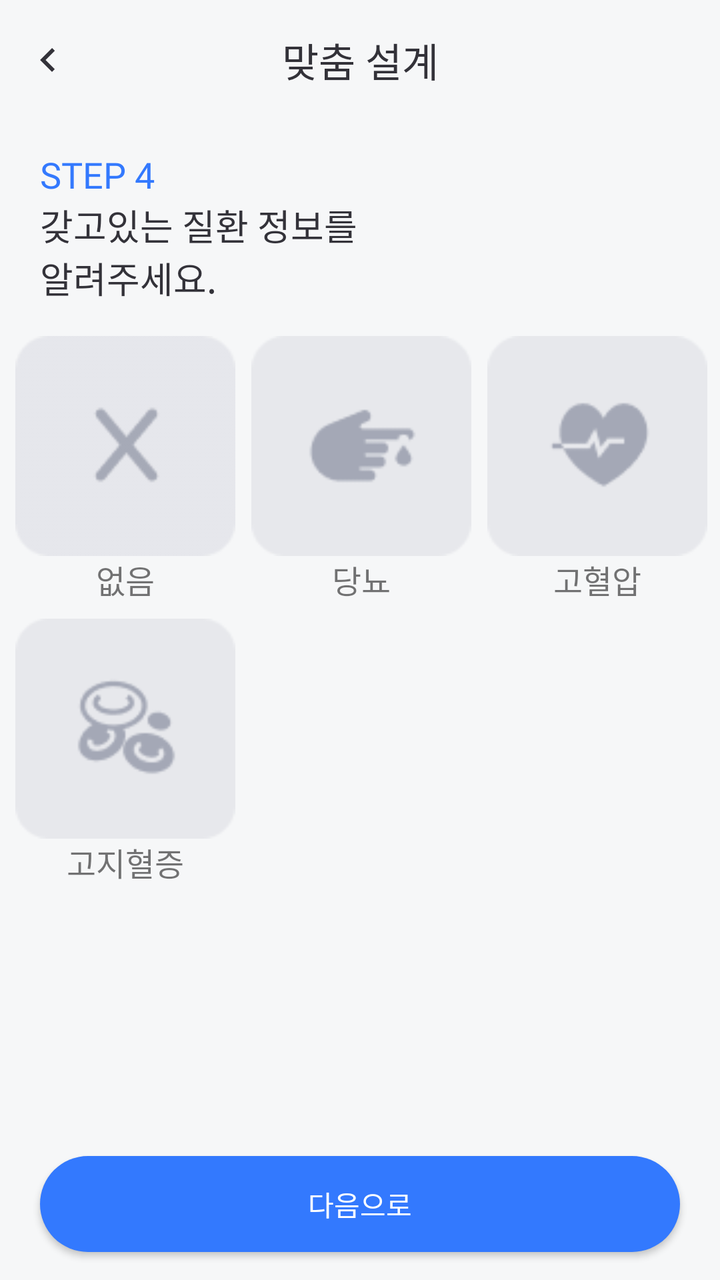
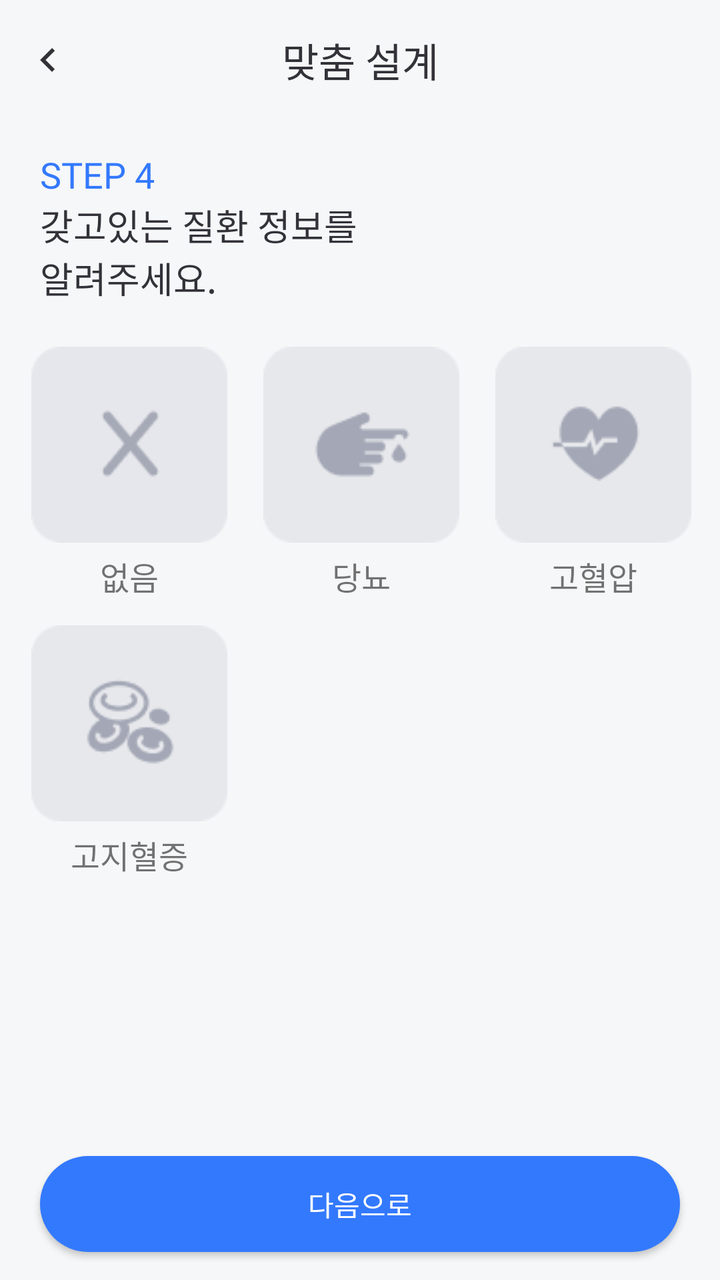

Before-and-after screenshots of an Android layout around one commit, followed by the original layout XML and the change that was made.
<!-- AndroidManifest.xml: application theme Theme.BeYourEyes -->
<!-- res/layout/activity_onboarding.xml -->
<?xml version="1.0" encoding="utf-8"?>
<androidx.constraintlayout.widget.ConstraintLayout xmlns:android="http://schemas.android.com/apk/res/android"
    xmlns:app="http://schemas.android.com/apk/res-auto"
    xmlns:tools="http://schemas.android.com/tools"
    android:layout_width="match_parent"
    android:layout_height="match_parent"
    android:background="@color/gray_50"
    tools:context=".OnboardingActivity">

    <androidx.appcompat.widget.Toolbar
        android:id="@+id/toolbar"
        android:layout_width="match_parent"
        android:layout_height="60dp"
        android:background="@color/gray_50"
        app:contentInsetEnd="0dp"
        app:contentInsetStart="0dp"
        app:layout_constraintEnd_toEndOf="parent"
        app:layout_constraintStart_toStartOf="parent"
        app:layout_constraintTop_toTopOf="parent">

        
        <ImageButton
            android:id="@+id/back"
            android:layout_width="wrap_content"
            android:layout_height="wrap_content"
            android:layout_gravity="left"
            android:background="?android:attr/selectableItemBackground"
            android:contentDescription="뒤로가기"
            android:padding="12dp"
            android:src="@drawable/ic_arrow_left_24"
            app:tint="@color/gray_950" />

        
        <TextView
            android:id="@+id/title"
            android:layout_width="wrap_content"
            android:layout_height="wrap_content"
            android:layout_gravity="center"
            android:text="맞춤 설계"
            android:textAppearance="@style/ToolBarTitleStyle"
            android:textColor="@color/gray_950" />


    </androidx.appcompat.widget.Toolbar>


    <TextView
        android:id="@+id/stepText"
        android:layout_width="wrap_content"
        android:layout_height="wrap_content"
        android:layout_marginStart="20dp"
        android:layout_marginTop="15dp"
        android:layout_marginEnd="20dp"
        android:fontFamily="@font/wanted_sans_semi_bold"
        android:text="STEP 4"
        android:textColor="@color/blue_500"
        android:textSize="18sp"
        app:layout_constraintEnd_toEndOf="parent"
        app:layout_constraintHorizontal_bias="0.0"
        app:layout_constraintStart_toStartOf="parent"
        app:layout_constraintTop_toBottomOf="@+id/toolbar" />

    <TextView
        android:id="@+id/questionText"
        android:layout_width="wrap_content"
        android:layout_height="wrap_content"
        android:layout_marginStart="20dp"
        android:layout_marginTop="0dp"
        android:layout_marginEnd="20dp"
        android:fontFamily="@font/wanted_sans_semi_bold"
        android:text="갖고있는 질환 정보를\n알려주세요."
        android:textColor="@color/gray_950"
        android:textSize="18sp"
        app:layout_constraintEnd_toEndOf="parent"
        app:layout_constraintHorizontal_bias="0.0"
        app:layout_constraintStart_toStartOf="parent"
        app:layout_constraintTop_toBottomOf="@+id/stepText" />


    <com.google.android.material.chip.ChipGroup
        android:layout_width="wrap_content"
        android:layout_height="wrap_content"
        android:layout_marginStart="20dp"
        android:layout_marginEnd="20dp"
        app:chipSpacing="8dp"
        app:layout_constraintBottom_toTopOf="@+id/nextBtn"
        app:layout_constraintEnd_toEndOf="parent"
        app:layout_constraintHorizontal_bias="0.48"
        app:layout_constraintStart_toStartOf="parent"
        app:layout_constraintTop_toBottomOf="@+id/questionText"
        app:layout_constraintVertical_bias="0.106"
        app:singleSelection="false"
        tools:ignore="MissingConstraints">

        <LinearLayout
            android:layout_width="wrap_content"
            android:layout_height="wrap_content"
            android:gravity="center"
            android:orientation="vertical">

            <ImageView
                android:id="@+id/imageView1"
                android:layout_width="110dp"
                android:layout_height="110dp"
                android:background="@drawable/step4_1" />


            <TextView
                android:layout_width="wrap_content"
                android:layout_height="wrap_content"
                android:text="없음"
                android:fontFamily="@font/wanted_sans_semi_bold"
                android:textSize="16sp"
                android:textAlignment="center" />
        </LinearLayout>

        <LinearLayout
            android:layout_width="wrap_content"
            android:layout_height="wrap_content"
            android:gravity="center"
            android:orientation="vertical">

            <ImageView
                android:id="@+id/imageView2"
                android:layout_width="110dp"
                android:layout_height="110dp"
                android:background="@drawable/step4_2" />

            <TextView
                android:layout_width="wrap_content"
                android:layout_height="wrap_content"
                android:text="당뇨"
                android:fontFamily="@font/wanted_sans_semi_bold"
                android:textSize="16sp"
                android:textAlignment="center" />
        </LinearLayout>

        <LinearLayout
            android:layout_width="wrap_content"
            android:layout_height="wrap_content"
            android:gravity="center"
            android:orientation="vertical">

            <ImageView
                android:id="@+id/imageView3"
                android:layout_width="110dp"
                android:layout_height="110dp"
                android:background="@drawable/step4_3" />

            <TextView
                android:layout_width="wrap_content"
                android:layout_height="wrap_content"
                android:text="고혈압"
                android:fontFamily="@font/wanted_sans_semi_bold"
                android:textSize="16sp"
                android:textAlignment="center" />
        </LinearLayout>

        <LinearLayout
            android:layout_width="wrap_content"
            android:layout_height="wrap_content"
            android:gravity="center"
            android:orientation="vertical">

            <ImageView
                android:id="@+id/imageView4"
                android:layout_width="110dp"
                android:layout_height="110dp"
                android:background="@drawable/step4_4" />

            <TextView
                android:layout_width="wrap_content"
                android:layout_height="wrap_content"
                android:text="고지혈증"
                android:fontFamily="@font/wanted_sans_semi_bold"
                android:textSize="16sp"
                android:textAlignment="center" />
        </LinearLayout>


    </com.google.android.material.chip.ChipGroup>

    <androidx.appcompat.widget.AppCompatButton
        android:id="@+id/nextBtn"
        android:layout_width="0dp"
        android:layout_height="48dp"
        android:layout_marginStart="20dp"
        android:layout_marginEnd="20dp"
        android:layout_marginBottom="14dp"
        android:background="@drawable/bg_round_blue_button"
        android:text="다음으로"
        android:fontFamily="@font/wanted_sans_bold"
        android:textSize="14sp"
        android:textColor="@color/white"
        app:layout_constraintBottom_toBottomOf="parent"
        app:layout_constraintEnd_toEndOf="parent"
        app:layout_constraintStart_toStartOf="parent" />


</androidx.constraintlayout.widget.ConstraintLayout>
<!-- resources referenced by this layout -->
<resources>
  <color name="blue_500">#3379FE</color>
  <color name="gray_50">#F6F7F8</color>
  <color name="gray_950">#333239</color>
  <color name="white">#FFFFFFFF</color>
  <!-- drawable bg_round_blue_button (drawable) -->
  <?xml version="1.0" encoding="utf-8"?>
  <shape
      xmlns:android="http://schemas.android.com/apk/res/android"
      android:shape="rectangle">
      <solid android:color="@color/blue_500" />
      <corners android:radius="24dp" />
  </shape>
  <!-- drawable ic_arrow_left_24 (drawable) -->
  <vector xmlns:android="http://schemas.android.com/apk/res/android"
      android:width="24dp"
      android:height="24dp"
      android:viewportWidth="24"
      android:viewportHeight="24">
    <group>
      <clip-path
          android:pathData="M0,0h24v24h-24z"/>
      <path
          android:pathData="M15.41,16.59L10.83,12L15.41,7.41L14,6L8,12L14,18L15.41,16.59Z"
          android:fillColor="#000"/>
    </group>
  </vector>
  <!-- drawable step4_1: png bitmap (drawable, 1449 bytes) -->
  <!-- drawable step4_2: png bitmap (drawable, 1550 bytes) -->
  <!-- drawable step4_3: png bitmap (drawable, 1689 bytes) -->
  <!-- drawable step4_4: png bitmap (drawable, 2403 bytes) -->
  <style name="ToolBarTitleStyle">
          <item name="android:fontFamily">@font/wanted_sans_extra_bold</item>
          <item name="android:textSize">20sp</item>
      </style>
  <style name="Theme.BeYourEyes" parent="Theme.MaterialComponents.Light.NoActionBar">
          
          <item name="colorPrimary">@color/purple_500</item>
          <item name="colorPrimaryVariant">@color/purple_700</item>
          <item name="colorOnPrimary">@color/white</item>
          
          <item name="colorSecondary">@color/teal_200</item>
          <item name="colorSecondaryVariant">@color/teal_700</item>
          <item name="colorOnSecondary">@color/black</item>
          
          <item name="android:statusBarColor">?attr/colorPrimaryVariant</item>
          
      </style>
  <color name="purple_500">#FF6200EE</color>
  <color name="purple_700">#FF3700B3</color>
  <color name="teal_200">#FF03DAC5</color>
  <color name="teal_700">#FF018786</color>
  <color name="black">#FF000000</color>
</resources>

<!-- the commit's change to res/layout/activity_onboarding.xml (unified diff, before → after) -->
@@ -100,8 +100,9 @@
 
             <ImageView
                 android:id="@+id/imageView1"
-                android:layout_width="110dp"
-                android:layout_height="110dp"
+                android:layout_margin="5dp"
+                android:layout_width="98dp"
+                android:layout_height="98dp"
                 android:background="@drawable/step4_1" />
 
 
@@ -122,8 +123,9 @@
 
             <ImageView
                 android:id="@+id/imageView2"
-                android:layout_width="110dp"
-                android:layout_height="110dp"
+                android:layout_margin="5dp"
+                android:layout_width="98dp"
+                android:layout_height="98dp"
                 android:background="@drawable/step4_2" />
 
             <TextView
@@ -143,8 +145,9 @@
 
             <ImageView
                 android:id="@+id/imageView3"
-                android:layout_width="110dp"
-                android:layout_height="110dp"
+                android:layout_margin="5dp"
+                android:layout_width="98dp"
+                android:layout_height="98dp"
                 android:background="@drawable/step4_3" />
 
             <TextView
@@ -164,8 +167,9 @@
 
             <ImageView
                 android:id="@+id/imageView4"
-                android:layout_width="110dp"
-                android:layout_height="110dp"
+                android:layout_margin="5dp"
+                android:layout_width="98dp"
+                android:layout_height="98dp"
                 android:background="@drawable/step4_4" />
 
             <TextView
